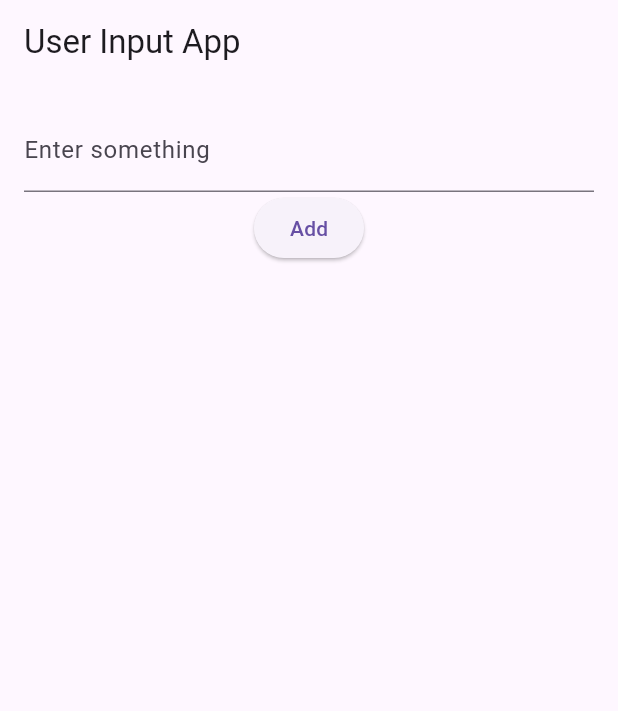
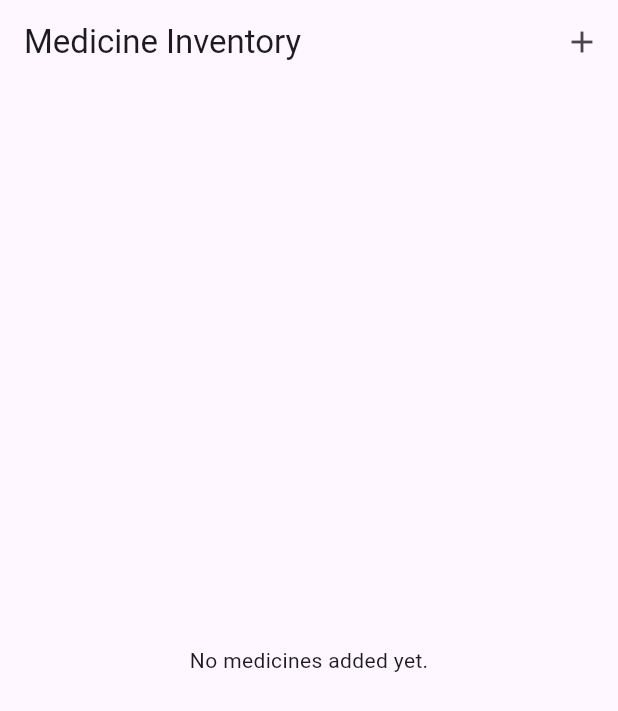
Before and after one commit to MahaSekher/MedicineInventory, a Flutter app: the screen it shows after launch, on a phone screen of 412 x 824 dp. Shown: the top 711 px of the screen. Run offline on Flutter 3.47's test engine with Material 3 defaults, Android fonts, the phone set to English and light mode, and no system bars.

Commit message:
medicine inventory outline

```diff
--- a/lib/main.dart
+++ b/lib/main.dart
@@ -1,124 +1,22 @@
 import 'package:flutter/material.dart';
-//import 'package:flutter_local_notifications/flutter_local_notifications.dart';
-import 'package:shared_preferences/shared_preferences.dart';
-
-//final FlutterLocalNotificationsPlugin flutterLocalNotificationsPlugin = FlutterLocalNotificationsPlugin();
+import 'package:provider/provider.dart';
+import 'screens/medicine_list_screen.dart';
+import 'providers/medicine_provider.dart';
 
 void main() {
-  runApp(MyApp());
-
-  //var initializationSettingsAndroid = AndroidInitializationSettings('@mipmap/ic_launcher');
-  //var initializationSettingsIOS = IOSInitializationSettings();
-  //var initializationSettings = InitializationSettings(
-    //android: initializationSettingsAndroid,
-    //iOS: initializationSettingsIOS,
-  //);
-
- // flutterLocalNotificationsPlugin.initialize(initializationSettings);
+  runApp(MedicineInventoryApp());
 }
 
-/*Future<void> _showNotification() async {
-  /*var androidPlatformChannelSpecifics = AndroidNotificationDetails(
-    'your channel id',
-    'your channel name',
-    importance: Importance.max,
-    priority: Priority.high,
-    showWhen: false,
-  );*/
-
-  //var iOSPlatformChannelSpecifics = IOSNotificationDetails();
-
-  /*var platformChannelSpecifics = NotificationDetails(
-    android: androidPlatformChannelSpecifics,
-    //iOS: iOSPlatformChannelSpecifics,
-  );*/
-
-  /*await flutterLocalNotificationsPlugin.show(
-    0,
-    'New Item Added',
-    'You have added a new item.',
-    platformChannelSpecifics,
-    payload: 'item x',
-  );*/
-}*/
-
-class MyApp extends StatelessWidget {
+class MedicineInventoryApp extends StatelessWidget {
   @override
   Widget build(BuildContext context) {
-    return MaterialApp(
-      title: 'User Input App',
-      theme: ThemeData(
-        primarySwatch: Colors.blue,
-      ),
-      home: MyHomePage(),
-    );
-  }
-}
-
-class MyHomePage extends StatefulWidget {
-  @override
-  _MyHomePageState createState() => _MyHomePageState();
-}
-
-class _MyHomePageState extends State<MyHomePage> {
-  TextEditingController _controller = TextEditingController();
-  List<String> _items = [];
-
-  Future<void> _addItem() async {
-     if (_controller.text.isNotEmpty) {
-    setState(() {
-      _items.add(_controller.text);
-      _controller.clear();
-    });
-    SharedPreferences prefs = await SharedPreferences.getInstance();
-    prefs.setStringList('items', _items);
-    //await _showNotification();
-  }
-  }
-
-  @override
-void initState() {
-  super.initState();
-  _loadItems();
-}
-
-Future<void> _loadItems() async {
-  SharedPreferences prefs = await SharedPreferences.getInstance();
-  setState(() {
-    _items = prefs.getStringList('items') ?? [];
-  });
-}
-
-  @override
-  Widget build(BuildContext context) {
-    return Scaffold(
-      appBar: AppBar(
-        title: Text('User Input App'),
-      ),
-      body: Padding(
-        padding: const EdgeInsets.all(16.0),
-        child: Column(
-          children: <Widget>[
-            TextField(
-              controller: _controller,
-              decoration: InputDecoration(labelText: 'Enter something'),
-            ),
-            ElevatedButton(
-              onPressed: _addItem,
-              child: Text('Add'),
-            ),
-            Expanded(
-              child: ListView.builder(
-                itemCount: _items.length,
-                itemBuilder: (context, index) {
-                  return ListTile(
-                    title: Text(_items[index]),
-                  );
-                },
-              ),
-            ),
-          ],
-        ),
+    return ChangeNotifierProvider(
+      create: (context) => MedicineProvider(),
+      child: MaterialApp(
+        debugShowCheckedModeBanner: false,
+        title: 'Medicine Inventory',
+        theme: ThemeData(primarySwatch: Colors.blue),
+        home: MedicineListScreen(),
       ),
     );
   }
--- /dev/null
+++ b/lib/models/medicine.dart
@@ -0,0 +1,15 @@
+class Medicine {
+  final String id;
+  final String name;
+  final String type;
+  final int quantity;
+  final DateTime expiryDate;
+
+  Medicine({
+    required this.id,
+    required this.name,
+    required this.type,
+    required this.quantity,
+    required this.expiryDate,
+  });
+}
--- /dev/null
+++ b/lib/providers/medicine_provider.dart
@@ -0,0 +1,26 @@
+import 'package:flutter/material.dart';
+import '../models/medicine.dart';
+
+class MedicineProvider extends ChangeNotifier {
+  final List<Medicine> _medicines = [];
+
+  List<Medicine> get medicines => _medicines;
+
+  void addMedicine(Medicine medicine) {
+    _medicines.add(medicine);
+    notifyListeners();
+  }
+
+  void updateMedicine(String id, Medicine updatedMedicine) {
+    final index = _medicines.indexWhere((med) => med.id == id);
+    if (index != -1) {
+      _medicines[index] = updatedMedicine;
+      notifyListeners();
+    }
+  }
+
+  void deleteMedicine(String id) {
+    _medicines.removeWhere((med) => med.id == id);
+    notifyListeners();
+  }
+}
--- /dev/null
+++ b/lib/screens/medicine_list_screen.dart
@@ -0,0 +1,67 @@
+import 'package:flutter/material.dart';
+import 'package:provider/provider.dart';
+import 'add_medicine_screen.dart';
+import 'edit_medicine_screen.dart';
+import '../providers/medicine_provider.dart';
+
+class MedicineListScreen extends StatelessWidget {
+  @override
+  Widget build(BuildContext context) {
+    final medicines = context.watch<MedicineProvider>().medicines;
+
+    return Scaffold(
+      appBar: AppBar(
+        title: Text('Medicine Inventory'),
+        actions: [
+          IconButton(
+            icon: Icon(Icons.add),
+            onPressed: () {
+              Navigator.push(
+                context,
+                MaterialPageRoute(builder: (context) => AddMedicineScreen()),
+              );
+            },
+          ),
+        ],
+      ),
+      body: medicines.isEmpty
+          ? Center(child: Text('No medicines added yet.'))
+          : ListView.builder(
+              itemCount: medicines.length,
+              itemBuilder: (context, index) {
+                final med = medicines[index];
+                return ListTile(
+                  title: Text(med.name),
+                  subtitle: Text(
+                      'Type: ${med.type}, Expiry: ${med.expiryDate.toLocal()}'),
+                  trailing: Row(
+                    mainAxisSize: MainAxisSize.min,
+                    children: [
+                      IconButton(
+                        icon: Icon(Icons.edit, color: Colors.blue),
+                        onPressed: () {
+                          Navigator.push(
+                            context,
+                            MaterialPageRoute(
+                              builder: (context) =>
+                                  EditMedicineScreen(medicine: med),
+                            ),
+                          );
+                        },
+                      ),
+                      IconButton(
+                        icon: Icon(Icons.delete, color: Colors.red),
+                        onPressed: () {
+                          context
+                              .read<MedicineProvider>()
+                              .deleteMedicine(med.id);
+                        },
+                      ),
+                    ],
+                  ),
+                );
+              },
+            ),
+    );
+  }
+}
```
Also changed, not shown: lib/screens/add_medicine_screen.dart (added, +119 -0 lines), lib/screens/edit_medicine_screen.dart (added, +136 -0 lines), 1 other file.
